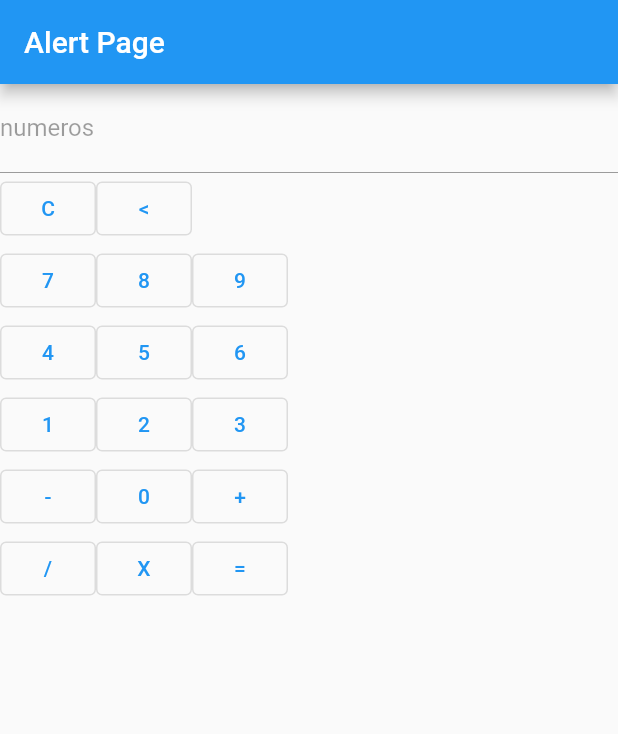
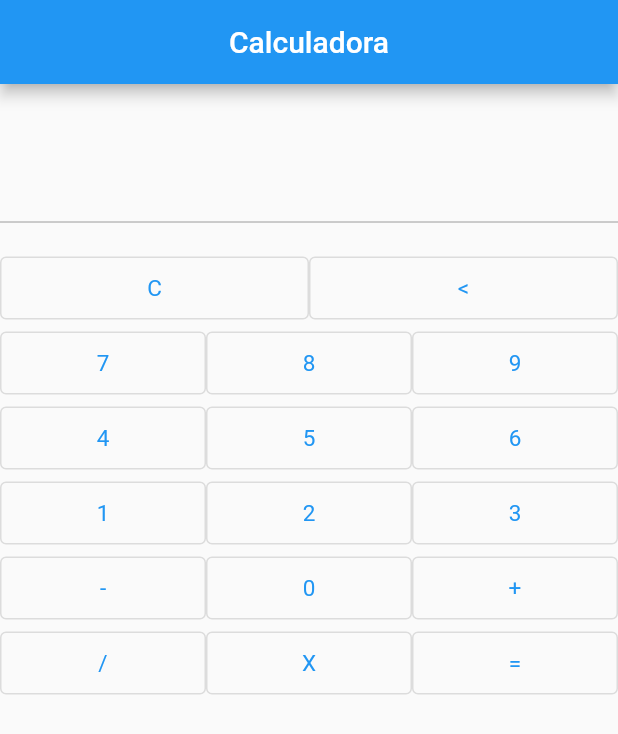
Before and after one commit to GabrielCanosa/Flutter-Calculator, a Flutter app: the screen it shows after launch, on a phone screen of 412 x 824 dp. Shown: the top 734 px of the screen. Run offline on Flutter 3.47's test engine with Material 2 defaults, Android fonts, the phone set to English and light mode, and no system bars.

Commit message:
ui calculator

```diff
--- a/lib/pages/calculator_page.dart
+++ b/lib/pages/calculator_page.dart
@@ -1,194 +1,318 @@
+import 'dart:ui';
+
 import 'package:flutter/material.dart';
 
-class CalculatorPage extends StatelessWidget {
+class CalculatorPage extends StatefulWidget {
+  @override
+  createState() => _CalculatorPageState();
+}
+
+class _CalculatorPageState extends State<CalculatorPage> {
+  String _labelText = '';
+
   @override
   Widget build(BuildContext context) {
     return Scaffold(
-      appBar: AppBar(title: Text('Alert Page')),
+      appBar: AppBar(
+        title: Text('Calculadora'),
+        centerTitle: true,
+      ),
       body: Column(
         children: [
+          Padding(padding: EdgeInsets.only(top: 40.0)),
           _labelTotal(),
+          Padding(padding: EdgeInsets.only(top: 20.0)),
           Row(children: [
-            _deleteAll(),
-            _deleteLast(),
+            Expanded(child: _deleteAll()),
+            Expanded(child: _deleteLast())
           ]),
+          Padding(padding: EdgeInsets.only(top: 2.0)),
+          Row(children: [
+            Expanded(child: _buttons7()),
+            Expanded(child: _buttons8()),
+            Expanded(child: _buttons9())
+          ]),
+          Padding(padding: EdgeInsets.only(top: 2.0)),
           Row(
-            children: [_buttons7(), _buttons8(), _buttons9()],
+            children: [
+              Expanded(child: _buttons4()),
+              Expanded(child: _buttons5()),
+              Expanded(child: _buttons6())
+            ],
           ),
+          Padding(padding: EdgeInsets.only(top: 2.0)),
           Row(
-            children: [_buttons4(), _buttons5(), _buttons6()],
+            children: [
+              Expanded(child: _buttons1()),
+              Expanded(child: _buttons2()),
+              Expanded(child: _buttons3())
+            ],
           ),
+          Padding(padding: EdgeInsets.only(top: 2.0)),
           Row(
-            children: [_buttons1(), _buttons2(), _buttons3()],
+            children: [
+              Expanded(child: _buttonRest()),
+              Expanded(child: _button0()),
+              Expanded(child: _buttonAdd())
+            ],
           ),
+          Padding(padding: EdgeInsets.only(top: 2.0)),
           Row(
-            children: [_buttonRest(), _button0(), _buttonAdd()],
-          ),
-          Row(
-            children: [_buttonDivide(), _buttonMultiply(), _buttonEqualTo()],
+            children: [
+              Expanded(child: _buttonDivide()),
+              Expanded(child: _buttonMultiply()),
+              Expanded(child: _buttonEqualTo())
+            ],
           )
         ],
       ),
     );
   }
-}
 
   Widget _labelTotal() {
     return TextFormField(
+      textAlign: TextAlign.center,
       decoration: InputDecoration(
-        border: UnderlineInputBorder(), labelText: 'numeros', enabled: false),
+          border: UnderlineInputBorder(), hintText: _labelText, enabled: false),
+      style: TextStyle(fontSize: 24.0, fontWeight: FontWeight.bold),
     );
   }
 
   Widget _deleteAll() {
     return OutlinedButton(
         onPressed: () {
-      print('delete all');
+          _labelText = '';
+          setState(() {});
         },
         child: const Text('C'),
-  );
+        style: TextButton.styleFrom(
+          padding: const EdgeInsets.all(12.0),
+          textStyle: const TextStyle(fontSize: 15),
+          backgroundColor: Colors.transparent,
+        ));
   }
 
   Widget _deleteLast() {
     return OutlinedButton(
         onPressed: () {
           print('delete last');
+          setState(() {});
         },
         child: const Text('<'),
-  );
+        style: TextButton.styleFrom(
+          padding: const EdgeInsets.all(12.0),
+          textStyle: const TextStyle(fontSize: 15),
+          backgroundColor: Colors.transparent,
+        ));
   }
 
   Widget _buttons7() {
     return OutlinedButton(
         onPressed: () {
-      print('number 7');
+          _labelText += '7';
+          setState(() {});
         },
         child: const Text('7'),
-  );
+        style: TextButton.styleFrom(
+          padding: const EdgeInsets.all(12.0),
+          textStyle: const TextStyle(fontSize: 15),
+          backgroundColor: Colors.transparent,
+        ));
   }
 
   Widget _buttons8() {
     return OutlinedButton(
         onPressed: () {
-      print('number 8');
+          _labelText += '8';
+          setState(() {});
         },
         child: const Text('8'),
-  );
+        style: TextButton.styleFrom(
+          padding: const EdgeInsets.all(12.0),
+          textStyle: const TextStyle(fontSize: 15),
+          backgroundColor: Colors.transparent,
+        ));
   }
 
   Widget _buttons9() {
     return OutlinedButton(
         onPressed: () {
-      print('number 9');
+          _labelText += '9';
+          setState(() {});
         },
         child: const Text('9'),
-  );
+        style: TextButton.styleFrom(
+          padding: const EdgeInsets.all(12.0),
+          textStyle: const TextStyle(fontSize: 15),
+          backgroundColor: Colors.transparent,
+        ));
   }
 
   Widget _buttons4() {
     return OutlinedButton(
         onPressed: () {
-      print('number 4');
+          _labelText += '4';
+          setState(() {});
         },
         child: const Text('4'),
-  );
+        style: TextButton.styleFrom(
+          padding: const EdgeInsets.all(12.0),
+          textStyle: const TextStyle(fontSize: 15),
+          backgroundColor: Colors.transparent,
+        ));
   }
 
   Widget _buttons5() {
     return OutlinedButton(
         onPressed: () {
-      print('number 5');
+          _labelText += '5';
+          setState(() {});
         },
         child: const Text('5'),
-  );
+        style: TextButton.styleFrom(
+          padding: const EdgeInsets.all(12.0),
+          textStyle: const TextStyle(fontSize: 15),
+          backgroundColor: Colors.transparent,
+        ));
   }
 
   Widget _buttons6() {
     return OutlinedButton(
         onPressed: () {
-      print('number 6');
+          _labelText += '6';
+          setState(() {});
         },
         child: const Text('6'),
-  );
+        style: TextButton.styleFrom(
+          padding: const EdgeInsets.all(12.0),
+          textStyle: const TextStyle(fontSize: 15),
+          backgroundColor: Colors.transparent,
+        ));
   }
 
   Widget _buttons1() {
     return OutlinedButton(
         onPressed: () {
-      print('number 1');
+          _labelText += '1';
+          setState(() {});
         },
         child: const Text('1'),
-  );
+        style: TextButton.styleFrom(
+          padding: const EdgeInsets.all(12.0),
+          textStyle: const TextStyle(fontSize: 15),
+          backgroundColor: Colors.transparent,
+        ));
   }
 
   Widget _buttons2() {
     return OutlinedButton(
         onPressed: () {
-      print('number 2');
+          _labelText += '2';
+          setState(() {});
         },
         child: const Text('2'),
-  );
+        style: TextButton.styleFrom(
+          padding: const EdgeInsets.all(12.0),
+          textStyle: const TextStyle(fontSize: 15),
+          backgroundColor: Colors.transparent,
+        ));
   }
 
   Widget _buttons3() {
     return OutlinedButton(
         onPressed: () {
-      print('number 3');
+          _labelText += '3';
+          setState(() {});
         },
         child: const Text('3'),
-  );
+        style: TextButton.styleFrom(
+          padding: const EdgeInsets.all(12.0),
+          textStyle: const TextStyle(fontSize: 15),
+          backgroundColor: Colors.transparent,
+        ));
   }
 
   Widget _buttonRest() {
     return OutlinedButton(
         onPressed: () {
-      print('button rest');
+          _labelText += '-';
+          setState(() {});
         },
         child: const Text('-'),
-  );
+        style: TextButton.styleFrom(
+          padding: const EdgeInsets.all(12.0),
+          textStyle: const TextStyle(fontSize: 15),
+          backgroundColor: Colors.transparent,
+        ));
   }
 
   Widget _button0() {
     return OutlinedButton(
         onPressed: () {
-      print('button 0');
+          _labelText += '0';
+          setState(() {});
         },
         child: const Text('0'),
-  );
+        style: TextButton.styleFrom(
+          padding: const EdgeInsets.all(12.0),
+          textStyle: const TextStyle(fontSize: 15),
+          backgroundColor: Colors.transparent,
+        ));
   }
 
   Widget _buttonAdd() {
     return OutlinedButton(
         onPressed: () {
-      print('button add');
+          _labelText += '+';
+          setState(() {});
         },
         child: const Text('+'),
-  );
+        style: TextButton.styleFrom(
+          padding: const EdgeInsets.all(12.0),
+          textStyle: const TextStyle(fontSize: 15),
+          backgroundColor: Colors.transparent,
+        ));
   }
 
   Widget _buttonDivide() {
     return OutlinedButton(
         onPressed: () {
-      print('button divide');
+          _labelText += '/';
+          setState(() {});
         },
         child: const Text('/'),
-  );
+        style: TextButton.styleFrom(
+          padding: const EdgeInsets.all(12.0),
+          textStyle: const TextStyle(fontSize: 15),
+          backgroundColor: Colors.transparent,
+        ));
   }
 
   Widget _buttonMultiply() {
     return OutlinedButton(
         onPressed: () {
-      print('button X');
+          _labelText += 'X';
+          setState(() {});
         },
         child: const Text('X'),
-  );
+        style: TextButton.styleFrom(
+          padding: const EdgeInsets.all(12.0),
+          textStyle: const TextStyle(fontSize: 15),
+          backgroundColor: Colors.transparent,
+        ));
   }
 
   Widget _buttonEqualTo() {
     return OutlinedButton(
         onPressed: () {
-      print('button =');
+          _labelText += '=';
+          setState(() {});
         },
         child: const Text('='),
-  );
+        style: TextButton.styleFrom(
+          padding: const EdgeInsets.all(12.0),
+          textStyle: const TextStyle(fontSize: 15),
+          backgroundColor: Colors.transparent,
+        ));
   }
+}
```
Lines whose indentation alone changed are shown as unchanged.
